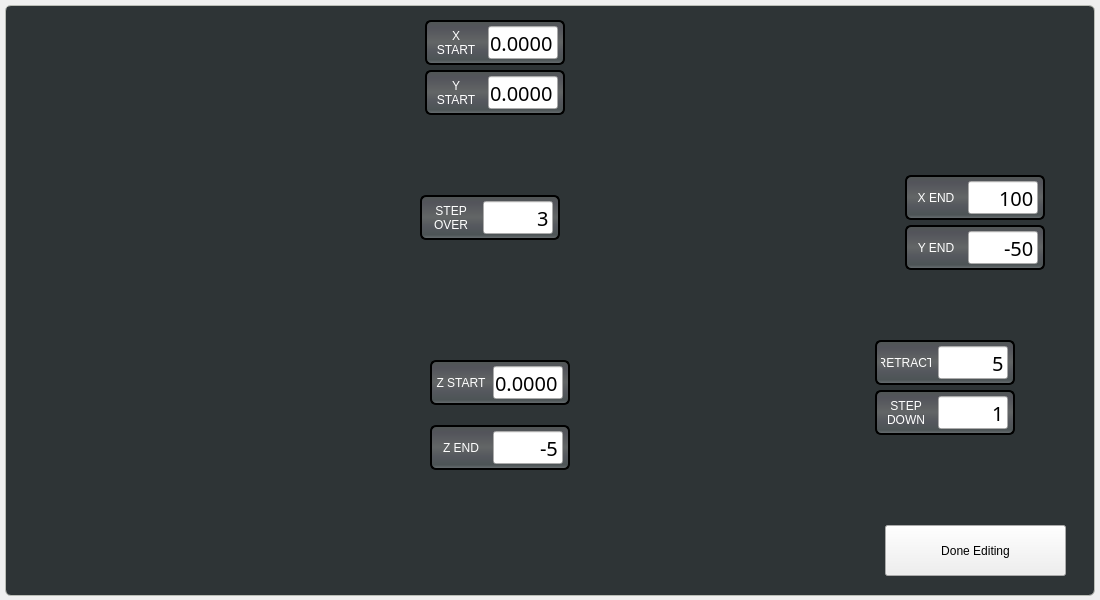
Before: the Qt Designer form mindovercncmill/widgets/conversational/ui/facing_op.ui in 85vmh/mindovercncmill, drawn with Qt 5.
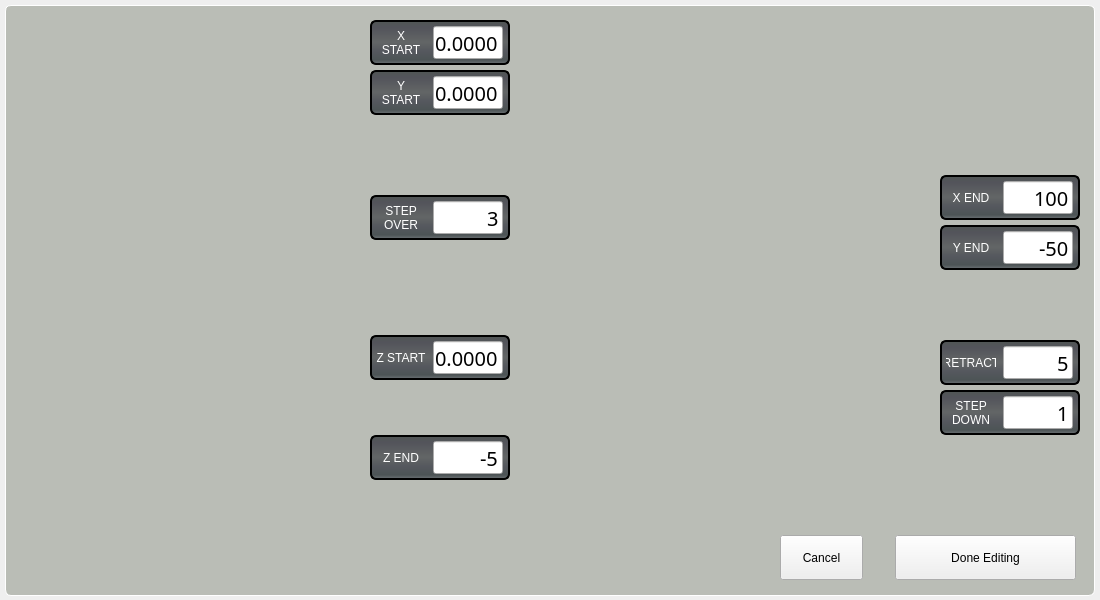
After: the same form once the commit is applied. Custom widgets are drawn as their Qt base class.

Patch:
```diff
--- a/mindovercncmill/widgets/conversational/ui/facing_op.ui
+++ b/mindovercncmill/widgets/conversational/ui/facing_op.ui
@@ -45,13 +45,12 @@
    </property>
    <property name="styleSheet">
     <string notr="true">.QFrame {
-	background: #2e3436;
+	background: rgb(186, 189, 182);
     border-style: solid;
-    border-color: rgb(186, 189, 182);
+    border-color: rgb(255, 255, 255);
     border-width: 1px;
     border-radius: 6px;
-}
-</string>
+}</string>
    </property>
    <property name="frameShape">
     <enum>QFrame::StyledPanel</enum>
@@ -62,10 +61,10 @@
    <widget class="QPushButton" name="btnDoneEditing">
     <property name="geometry">
      <rect>
-      <x>880</x>
-      <y>520</y>
+      <x>890</x>
+      <y>530</y>
       <width>181</width>
-      <height>51</height>
+      <height>45</height>
      </rect>
     </property>
     <property name="text">
@@ -75,7 +74,7 @@
    <widget class="QFrame" name="frame_59">
     <property name="geometry">
      <rect>
-      <x>420</x>
+      <x>365</x>
       <y>15</y>
       <width>140</width>
       <height>45</height>
@@ -212,7 +211,7 @@
    <widget class="QFrame" name="frame_24">
     <property name="geometry">
      <rect>
-      <x>415</x>
+      <x>365</x>
       <y>190</y>
       <width>140</width>
       <height>45</height>
@@ -352,7 +351,7 @@
    <widget class="QFrame" name="frame_62">
     <property name="geometry">
      <rect>
-      <x>900</x>
+      <x>935</x>
       <y>220</y>
       <width>140</width>
       <height>45</height>
@@ -489,7 +488,7 @@
    <widget class="QFrame" name="frame_58">
     <property name="geometry">
      <rect>
-      <x>420</x>
+      <x>365</x>
       <y>65</y>
       <width>140</width>
       <height>45</height>
@@ -626,7 +625,7 @@
    <widget class="QFrame" name="frame_61">
     <property name="geometry">
      <rect>
-      <x>900</x>
+      <x>935</x>
       <y>170</y>
       <width>140</width>
       <height>45</height>
@@ -763,8 +762,8 @@
    <widget class="QFrame" name="frame_57">
     <property name="geometry">
      <rect>
-      <x>425</x>
-      <y>420</y>
+      <x>365</x>
+      <y>430</y>
       <width>140</width>
       <height>45</height>
      </rect>
@@ -900,7 +899,7 @@
    <widget class="QFrame" name="frame_60">
     <property name="geometry">
      <rect>
-      <x>870</x>
+      <x>935</x>
       <y>335</y>
       <width>140</width>
       <height>45</height>
@@ -1037,8 +1036,8 @@
    <widget class="QFrame" name="frame_56">
     <property name="geometry">
      <rect>
-      <x>425</x>
-      <y>355</y>
+      <x>365</x>
+      <y>330</y>
       <width>140</width>
       <height>45</height>
      </rect>
@@ -1174,7 +1173,7 @@
    <widget class="QFrame" name="frame_55">
     <property name="geometry">
      <rect>
-      <x>870</x>
+      <x>935</x>
       <y>385</y>
       <width>140</width>
       <height>45</height>
@@ -1311,13 +1310,26 @@
    <widget class="GeneralParamsWidget" name="generalparamswidget">
     <property name="geometry">
      <rect>
-      <x>50</x>
-      <y>30</y>
-      <width>300</width>
-      <height>350</height>
+      <x>5</x>
+      <y>5</y>
+      <width>336</width>
+      <height>406</height>
      </rect>
     </property>
    </widget>
+   <widget class="QPushButton" name="btnCancel">
+    <property name="geometry">
+     <rect>
+      <x>775</x>
+      <y>530</y>
+      <width>83</width>
+      <height>45</height>
+     </rect>
+    </property>
+    <property name="text">
+     <string>Cancel</string>
+    </property>
+   </widget>
   </widget>
  </widget>
  <customwidgets>
```
